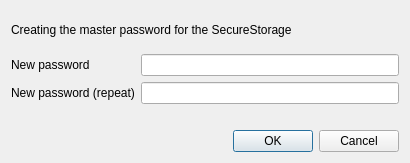
Old version of the form src/plugins/secman/plugins/securestorage/newpassworddialog.ui in the repository 0xd34df00d/leechcraft.
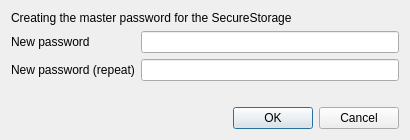
New version of the form.

Commit message: [Secman SecureStorage] Get rid of some ugly event loops.

Patch:
```diff
--- a/src/plugins/secman/plugins/securestorage/newpassworddialog.ui
+++ b/src/plugins/secman/plugins/securestorage/newpassworddialog.ui
@@ -7,7 +7,7 @@
     <x>0</x>
     <y>0</y>
     <width>410</width>
-    <height>163</height>
+    <height>137</height>
    </rect>
   </property>
   <property name="windowTitle">
@@ -60,7 +60,7 @@
         <string notr="true">color: rgb(255, 0, 0);</string>
        </property>
        <property name="text">
-        <string> </string>
+        <string/>
        </property>
        <property name="alignment">
         <set>Qt::AlignCenter</set>
```
The commit also changes 1 other file.
